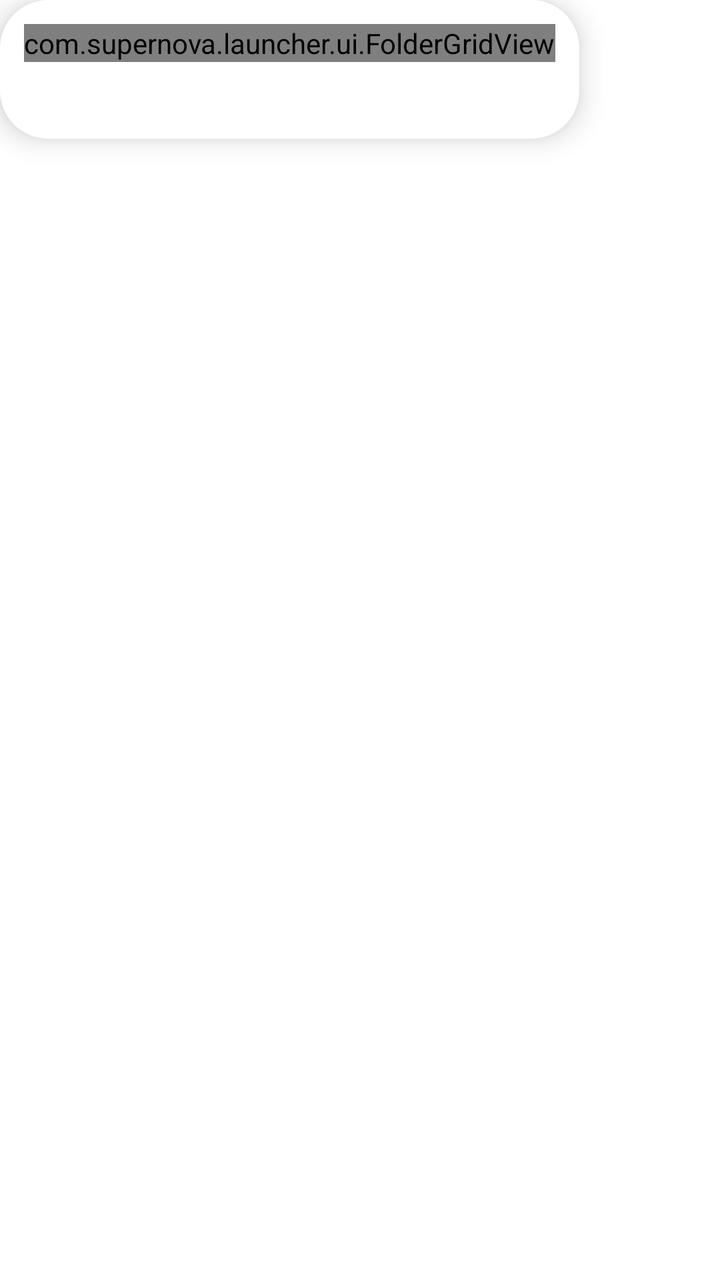
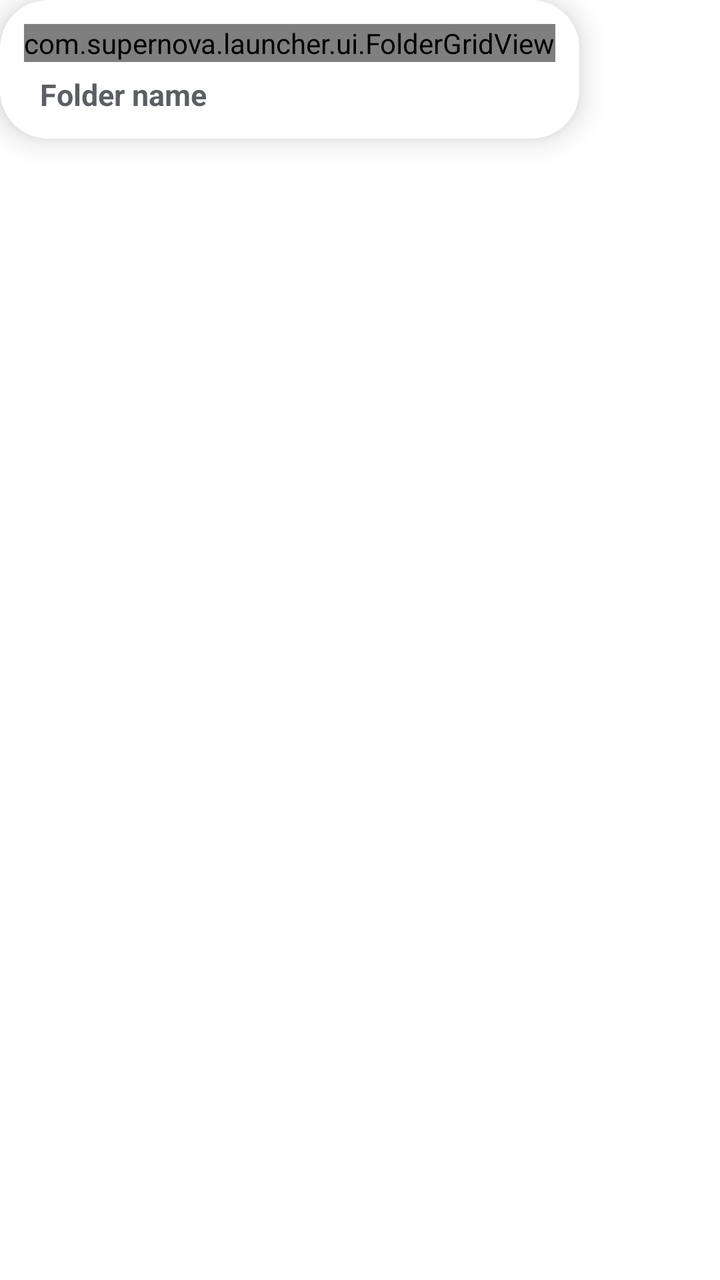

Before-and-after screenshots of an Android layout around one commit, followed by the original layout XML and the change that was made.
<!-- AndroidManifest.xml: application theme Theme.Supernova -->
<!-- res/layout/popup_folder.xml -->
<?xml version="1.0" encoding="utf-8"?>
<FrameLayout xmlns:android="http://schemas.android.com/apk/res/android"
    xmlns:app="http://schemas.android.com/apk/res-auto"
    android:id="@+id/folderScrim"
    android:layout_width="wrap_content"
    android:layout_height="wrap_content">

    <LinearLayout
        android:id="@+id/folderCard"
        android:layout_width="wrap_content"
        android:layout_height="wrap_content"
        android:background="@drawable/bg_folder"
        android:elevation="8dp"
        android:orientation="vertical"
        android:padding="12dp">

        <com.supernova.launcher.ui.FolderGridView
            android:id="@+id/folderGrid"
            android:layout_width="wrap_content"
            android:layout_height="wrap_content"
            android:layout_gravity="center_horizontal" />

        
        <LinearLayout
            android:layout_width="match_parent"
            android:layout_height="wrap_content"
            android:gravity="center_vertical"
            android:orientation="horizontal">

            <EditText
                android:id="@+id/folderTitle"
                android:layout_width="0dp"
                android:layout_height="wrap_content"
                android:layout_weight="1"
                android:background="@android:color/transparent"
                android:hint="@string/folder_name"
                android:imeOptions="actionDone"
                android:importantForAutofill="no"
                android:inputType="textCapWords"
                android:maxLength="@integer/label_max_length"
                android:maxLines="1"
                android:paddingHorizontal="8dp"
                android:paddingTop="6dp"
                android:textColor="@color/textPrimary"
                android:textColorHint="#80FFFFFF"
                android:textSize="15sp"
                android:textStyle="bold" />

            
            <TextView
                android:id="@+id/folderCount"
                android:layout_width="wrap_content"
                android:layout_height="wrap_content"
                android:paddingHorizontal="4dp"
                android:paddingTop="6dp"
                android:textColor="@color/textSecondary"
                android:textSize="13sp"
                android:visibility="gone" />

            
            <TextView
                android:id="@+id/folderAction"
                style="@style/DrawerPrivateButton"
                android:paddingTop="6dp"
                android:visibility="gone" />

            <ImageView
                android:id="@+id/folderEditButton"
                android:layout_width="wrap_content"
                android:layout_height="wrap_content"
                android:background="?attr/selectableItemBackgroundBorderless"
                android:contentDescription="@string/folder_menu"
                android:padding="8dp"
                android:src="@drawable/ic_more_vert"
                app:tint="@color/textPrimary"
                android:visibility="gone" />
        </LinearLayout>
    </LinearLayout>
</FrameLayout>
<!-- resources referenced by this layout -->
<resources>
  <color name="textPrimary">#11161D</color>
  <color name="textSecondary">#B011161D</color>
  <!-- drawable bg_folder (drawable) -->
  <?xml version="1.0" encoding="utf-8"?>
  <shape xmlns:android="http://schemas.android.com/apk/res/android" android:shape="rectangle">
      <corners android:radius="24dp" />
      <solid android:color="@color/drawerBackground" />
  </shape>
  <integer name="label_max_length">30</integer>
  <string name="folder_menu">Folder options</string>
  <string name="folder_name">Folder name</string>
  <color name="drawerBackground">#FFFFFF</color>
  <style name="TextAppearance.Supernova.DrawerTab" parent="TextAppearance.MaterialComponents.Button">
          <item name="android:textSize">14sp</item>
          <item name="android:textAllCaps">false</item>
          <item name="android:fontFamily">sans-serif-medium</item>
          <item name="android:letterSpacing">0</item>
      </style>
  <color name="accent">#2E89FF</color>
  <color name="rippleHighlight">#1A000000</color>
  <color name="accentBlueText">@color/accentBlue</color>
  <style name="Widget.Supernova.CheckBox" parent="Widget.MaterialComponents.CompoundButton.CheckBox">
          <item name="android:button">@drawable/checkbox_box</item>
          <item name="buttonCompat">@drawable/checkbox_box</item>
          <item name="buttonIcon">@null</item>
          <item name="buttonTint">@null</item>
          <item name="useMaterialThemeColors">false</item>
          <item name="android:textColor">@color/textPrimary</item>
      </style>
  <style name="Widget.Supernova.RadioButton" parent="Widget.MaterialComponents.CompoundButton.RadioButton">
          <item name="buttonTint">@color/selection_control_tint</item>
          <item name="android:textColor">@color/textPrimary</item>
      </style>
  <style name="Widget.Supernova.Switch" parent="Widget.MaterialComponents.CompoundButton.Switch">
          <item name="android:textColor">@color/textPrimary</item>
      </style>
  <color name="surface">#FFFFFF</color>
  <color name="onAccent">#FFFFFFFF</color>
  <color name="accentBlue">#2E89FF</color>
  <color name="raised">#FFFFFF</color>
  <style name="ShapeAppearanceOverlay.Supernova.Dialog" parent="">
          <item name="cornerFamily">rounded</item>
          <item name="cornerSize">28dp</item>
      </style>
  <style name="TextAppearance.Supernova.DialogTitle" parent="MaterialAlertDialog.MaterialComponents.Title.Text">
          <item name="android:textColor">@color/textPrimary</item>
          <item name="android:textSize">22sp</item>
          <item name="android:fontFamily">sans-serif-medium</item>
      </style>
  <style name="TextAppearance.Supernova.DialogBody" parent="MaterialAlertDialog.MaterialComponents.Body.Text">
          <item name="android:textColor">@color/textSecondary</item>
          <item name="android:textSize">15sp</item>
          <item name="android:lineSpacingMultiplier">1.15</item>
      </style>
  <!-- drawable bg_dialog_window (drawable) -->
  <?xml version="1.0" encoding="utf-8"?>
  <inset xmlns:android="http://schemas.android.com/apk/res/android"
      android:insetLeft="24dp"
      android:insetRight="24dp"
      android:insetTop="16dp"
      android:insetBottom="16dp">
      <shape android:shape="rectangle">
          <corners android:radius="28dp" />
          <solid android:color="@color/raised" />
      </shape>
  </inset>
  <style name="ShapeAppearanceOverlay.Supernova.BottomSheet" parent="">
          <item name="cornerFamily">rounded</item>
          <item name="cornerSizeTopLeft">28dp</item>
          <item name="cornerSizeTopRight">28dp</item>
          <item name="cornerSizeBottomLeft">0dp</item>
          <item name="cornerSizeBottomRight">0dp</item>
      </style>
  <!-- unchanged entries left out for length: 13 -->
</resources>

<!-- the commit's change to res/layout/popup_folder.xml (unified diff, before → after) -->
@@ -42,7 +42,7 @@
                 android:paddingHorizontal="8dp"
                 android:paddingTop="6dp"
                 android:textColor="@color/textPrimary"
-                android:textColorHint="#80FFFFFF"
+                android:textColorHint="@color/textSecondary"
                 android:textSize="15sp"
                 android:textStyle="bold" />
 
